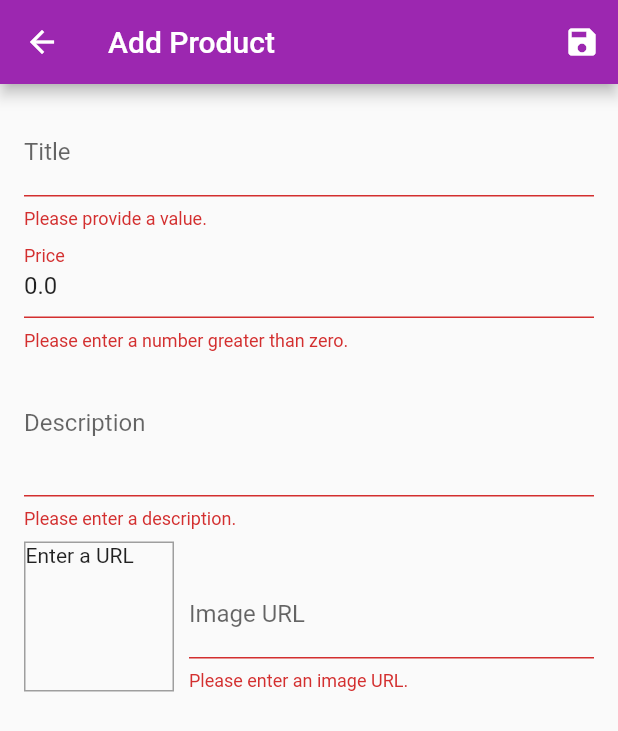
After one commit to hantash07/provide_state_management, a Flutter app: the EditProductScreen screen opened by its route, after a tap on the "save" icon, on a phone screen of 412 x 824 dp. The commit adds this screen. Shown: the top 731 px of the screen. Run offline on Flutter 3.47's test engine with Material 2 defaults, Android fonts, the phone set to English and light mode, and no system bars; network calls fail.

Commit message:
Completed Adding/Removing/Editing of Product

```diff
--- a/lib/main.dart
+++ b/lib/main.dart
@@ -4,10 +4,13 @@ import 'package:shop_app_flutter/provider/cart.dart';
 import 'package:shop_app_flutter/provider/order_provider.dart';
 import 'package:shop_app_flutter/provider/product_provider.dart';
 import 'package:shop_app_flutter/ui/screen/cart_screen.dart';
+import 'package:shop_app_flutter/ui/screen/edit_product_screen.dart';
 import 'package:shop_app_flutter/ui/screen/order_screen.dart';
 
 import 'package:shop_app_flutter/ui/screen/product_detail_screen.dart';
 import 'package:shop_app_flutter/ui/screen/product_overview_screen.dart';
+import 'package:shop_app_flutter/ui/screen/user_products_screen.dart';
+import 'package:shop_app_flutter/ui/widget/user_product_item.dart';
 
 void main() {
   runApp(MyApp());
@@ -39,6 +42,8 @@ class MyApp extends StatelessWidget {
           ProductDetailScreen.routeName: (ctx) => ProductDetailScreen(),
           CartScreen.routeName: (ctx) => CartScreen(),
           OrderScreen.routeName: (ctx) => OrderScreen(),
+          UserProductsScreen.routeName: (ctx) => UserProductsScreen(),
+          EditProductScreen.routeName: (ctx) => EditProductScreen(),
         },
       ),
     );
--- a/lib/provider/product_provider.dart
+++ b/lib/provider/product_provider.dart
@@ -50,7 +50,29 @@ class ProductProvider with ChangeNotifier {
   }
 
   void addProduct(Product product) {
-    _items.add(product);
+    final newProduct = Product(
+      title: product.title,
+      description: product.description,
+      price: product.price,
+      imageUrl: product.imageUrl,
+      id: DateTime.now().toString(),
+    );
+    _items.add(newProduct);
+    notifyListeners();
+  }
+
+  void updateProduct(String id, Product newProduct) {
+    final prodIndex = _items.indexWhere((prod) => prod.id == id);
+    if (prodIndex >= 0) {
+      _items[prodIndex] = newProduct;
+      notifyListeners();
+    } else {
+      print('...');
+    }
+  }
+
+  void deleteProduct(String id) {
+    _items.removeWhere((prod) => prod.id == id);
     notifyListeners();
   }
 
--- a/lib/ui/screen/cart_screen.dart
+++ b/lib/ui/screen/cart_screen.dart
@@ -34,7 +34,7 @@ class CartScreen extends StatelessWidget {
                   SizedBox(width: 10),
                   Chip(
                     label: Text(
-                      "\$${cartProvider.totalAmount}",
+                      "\$${cartProvider.totalAmount.toStringAsFixed(2)}",
                       style: TextStyle(
                         fontSize: 20,
                         color: Colors.white,
--- /dev/null
+++ b/lib/ui/screen/edit_product_screen.dart
@@ -0,0 +1,277 @@
+import 'package:flutter/material.dart';
+import 'package:provider/provider.dart';
+import 'package:shop_app_flutter/model/product.dart';
+import 'package:shop_app_flutter/provider/product_provider.dart';
+
+class EditProductScreen extends StatefulWidget {
+  static const routeName = '/edit-product';
+
+  @override
+  _EditProductScreenState createState() => _EditProductScreenState();
+}
+
+class _EditProductScreenState extends State<EditProductScreen> {
+  final _priceFocusNode = FocusNode();
+  final _descriptionFocusNode = FocusNode();
+  final _imageUrlFocusNode = FocusNode();
+  final _imageUrlController = TextEditingController();
+  final _form = GlobalKey<FormState>();
+  var _editedProduct = Product(
+    id: "",
+    title: '',
+    price: 0,
+    description: '',
+    imageUrl: '',
+  );
+  var _isInitDone = true;
+
+  @override
+  void initState() {
+    _imageUrlFocusNode.addListener(_updateImageUrl);
+    super.initState();
+  }
+
+  @override
+  void didChangeDependencies() {
+    if (_isInitDone) {
+      final modalRoute = ModalRoute.of(context);
+      if (modalRoute != null && modalRoute.settings.arguments != null) {
+        final productId = modalRoute.settings.arguments as String;
+        if (productId != null) {
+          _editedProduct = Provider.of<ProductProvider>(context, listen: false)
+              .getProductById(productId);
+          _imageUrlController.text = _editedProduct.imageUrl;
+        }
+      }
+    }
+    _isInitDone = false;
+    super.didChangeDependencies();
+  }
+
+  @override
+  void dispose() {
+    _imageUrlFocusNode.removeListener(_updateImageUrl);
+    _priceFocusNode.dispose();
+    _descriptionFocusNode.dispose();
+    _imageUrlController.dispose();
+    _imageUrlFocusNode.dispose();
+    super.dispose();
+  }
+
+  void _updateImageUrl() {
+    if (!_imageUrlFocusNode.hasFocus) {
+      if ((!_imageUrlController.text.startsWith('http') &&
+              !_imageUrlController.text.startsWith('https')) ||
+          (!_imageUrlController.text.endsWith('.png') &&
+              !_imageUrlController.text.endsWith('.jpg') &&
+              !_imageUrlController.text.endsWith('.jpeg'))) {
+        return;
+      }
+      setState(() {});
+    }
+  }
+
+  void _saveForm() {
+    if (_form.currentState == null) return;
+
+    final isValid = _form.currentState!.validate();
+    if (!isValid) {
+      return;
+    }
+    _form.currentState!.save();
+
+    final productProvider =
+        Provider.of<ProductProvider>(context, listen: false);
+    if (_editedProduct.id.isEmpty) {
+      productProvider.addProduct(_editedProduct);
+    } else {
+      productProvider.updateProduct(_editedProduct.id, _editedProduct);
+    }
+
+    Navigator.of(context).pop();
+  }
+
+  @override
+  Widget build(BuildContext context) {
+    return Scaffold(
+      appBar: AppBar(
+        title: Text(_editedProduct.id.isEmpty ? "Add Product" : "Edit Product"),
+        actions: <Widget>[
+          IconButton(
+            icon: Icon(Icons.save),
+            onPressed: _saveForm,
+          ),
+        ],
+      ),
+      body: Padding(
+        padding: const EdgeInsets.all(16.0),
+        child: Form(
+          key: _form,
+          child: ListView(
+            children: <Widget>[
+              TextFormField(
+                initialValue: _editedProduct.title,
+                decoration: InputDecoration(labelText: 'Title'),
+                textInputAction: TextInputAction.next,
+                onFieldSubmitted: (_) {
+                  FocusScope.of(context).requestFocus(_priceFocusNode);
+                },
+                validator: (value) {
+                  if (value == null) return value;
+
+                  if (value.isEmpty) {
+                    return 'Please provide a value.';
+                  }
+
+                  return null;
+                },
+                onSaved: (value) {
+                  value = value == null ? "" : value;
+                  _editedProduct = Product(
+                    title: value,
+                    price: _editedProduct.price,
+                    description: _editedProduct.description,
+                    imageUrl: _editedProduct.imageUrl,
+                    id: _editedProduct.id,
+                    isFavourite: _editedProduct.isFavourite,
+                  );
+                },
+              ),
+              TextFormField(
+                initialValue: _editedProduct.price.toString(),
+                decoration: InputDecoration(labelText: 'Price'),
+                textInputAction: TextInputAction.next,
+                keyboardType: TextInputType.number,
+                focusNode: _priceFocusNode,
+                onFieldSubmitted: (_) {
+                  FocusScope.of(context).requestFocus(_descriptionFocusNode);
+                },
+                validator: (value) {
+                  if (value == null) return value;
+
+                  if (value.isEmpty) {
+                    return 'Please enter a price.';
+                  }
+                  if (double.tryParse(value) == null) {
+                    return 'Please enter a valid number.';
+                  }
+                  if (double.parse(value) <= 0) {
+                    return 'Please enter a number greater than zero.';
+                  }
+                  return null;
+                },
+                onSaved: (value) {
+                  value = value == null ? "0" : value;
+                  _editedProduct = Product(
+                    title: _editedProduct.title,
+                    price: double.parse(value),
+                    description: _editedProduct.description,
+                    imageUrl: _editedProduct.imageUrl,
+                    id: _editedProduct.id,
+                    isFavourite: _editedProduct.isFavourite,
+                  );
+                },
+              ),
+              TextFormField(
+                initialValue: _editedProduct.description,
+                decoration: InputDecoration(labelText: 'Description'),
+                maxLines: 3,
+                keyboardType: TextInputType.multiline,
+                focusNode: _descriptionFocusNode,
+                validator: (value) {
+                  if (value == null) return value;
+
+                  if (value.isEmpty) {
+                    return 'Please enter a description.';
+                  }
+                  if (value.length < 10) {
+                    return 'Should be at least 10 characters long.';
+                  }
+                  return null;
+                },
+                onSaved: (value) {
+                  value = value == null ? "" : value;
+                  _editedProduct = Product(
+                    title: _editedProduct.title,
+                    price: _editedProduct.price,
+                    description: value,
+                    imageUrl: _editedProduct.imageUrl,
+                    id: _editedProduct.id,
+                    isFavourite: _editedProduct.isFavourite,
+                  );
+                },
+              ),
+              Row(
+                crossAxisAlignment: CrossAxisAlignment.end,
+                children: <Widget>[
+                  Container(
+                    width: 100,
+                    height: 100,
+                    margin: EdgeInsets.only(
+                      top: 8,
+                      right: 10,
+                    ),
+                    decoration: BoxDecoration(
+                      border: Border.all(
+                        width: 1,
+                        color: Colors.grey,
+                      ),
+                    ),
+                    child: _imageUrlController.text.isEmpty
+                        ? Text('Enter a URL')
+                        : FittedBox(
+                            child: Image.network(
+                              _imageUrlController.text,
+                              fit: BoxFit.cover,
+                            ),
+                          ),
+                  ),
+                  Expanded(
+                    child: TextFormField(
+                      decoration: InputDecoration(labelText: 'Image URL'),
+                      keyboardType: TextInputType.url,
+                      textInputAction: TextInputAction.done,
+                      controller: _imageUrlController,
+                      focusNode: _imageUrlFocusNode,
+                      onFieldSubmitted: (_) {
+                        _saveForm();
+                      },
+                      validator: (value) {
+                        if (value == null) return value;
+
+                        if (value.isEmpty) {
+                          return 'Please enter an image URL.';
+                        }
+                        if (!value.startsWith('http') &&
+                            !value.startsWith('https')) {
+                          return 'Please enter a valid URL.';
+                        }
+                        if (!value.endsWith('.png') &&
+                            !value.endsWith('.jpg') &&
+                            !value.endsWith('.jpeg')) {
+                          return 'Please enter a valid image URL.';
+                        }
+                        return null;
+                      },
+                      onSaved: (value) {
+                        value = value == null ? "" : value;
+                        _editedProduct = Product(
+                          title: _editedProduct.title,
+                          price: _editedProduct.price,
+                          description: _editedProduct.description,
+                          imageUrl: value,
+                          id: _editedProduct.id,
+                          isFavourite: _editedProduct.isFavourite,
+                        );
+                      },
+                    ),
+                  ),
+                ],
+              ),
+            ],
+          ),
+        ),
+      ),
+    );
+  }
+}
--- a/lib/ui/widget/order_item.dart
+++ b/lib/ui/widget/order_item.dart
@@ -59,7 +59,7 @@ class _OrderItemState extends State<OrderItem> {
                                       fontWeight: FontWeight.bold,
                                     )),
                                 Text(
-                                  '${prod.quantity}x \$${prod.price}',
+                                  '${prod.quantity}x \$${prod.price.toStringAsFixed(2)}',
                                   style: TextStyle(
                                     fontSize: 14,
                                     color: Colors.grey,
--- /dev/null
+++ b/lib/ui/widget/user_product_item.dart
@@ -0,0 +1,42 @@
+import 'package:flutter/material.dart';
+import 'package:provider/provider.dart';
+import 'package:shop_app_flutter/model/product.dart';
+import 'package:shop_app_flutter/provider/product_provider.dart';
+import 'package:shop_app_flutter/ui/screen/edit_product_screen.dart';
+
+class UserProductItem extends StatelessWidget {
+  final Product product;
+
+  UserProductItem({required this.product});
+
+  @override
+  Widget build(BuildContext context) {
+    return ListTile(
+      title: Text(product.title),
+      leading: CircleAvatar(
+        backgroundImage: NetworkImage(product.imageUrl),
+      ),
+      trailing: Container(
+        width: 100,
+        child: Row(
+          children: <Widget>[
+            IconButton(
+              icon: Icon(Icons.edit),
+              onPressed: () {
+                Navigator.of(context).pushNamed(EditProductScreen.routeName, arguments: product.id);
+              },
+              color: Theme.of(context).primaryColor,
+            ),
+            IconButton(
+              icon: Icon(Icons.delete),
+              onPressed: () {
+                Provider.of<ProductProvider>(context, listen: false).deleteProduct(product.id);
+              },
+              color: Theme.of(context).errorColor,
+            ),
+          ],
+        ),
+      ),
+    );
+  }
+}
```
Also changed, not shown: lib/provider/cart.dart (+22 -0 lines), lib/ui/screen/user_products_screen.dart (added, +44 -0 lines), lib/ui/widget/app_drawer.dart (+9 -0 lines), lib/ui/widget/cart_item.dart (+26 -1 lines), lib/ui/widget/product_item.dart (+16 -0 lines).
